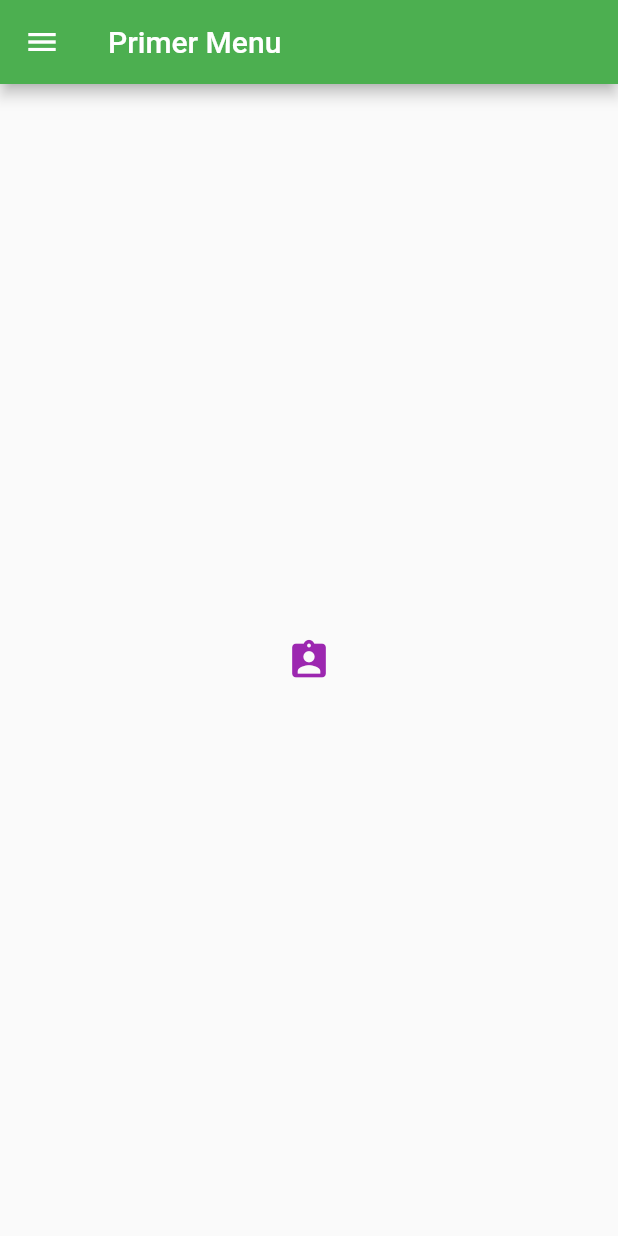
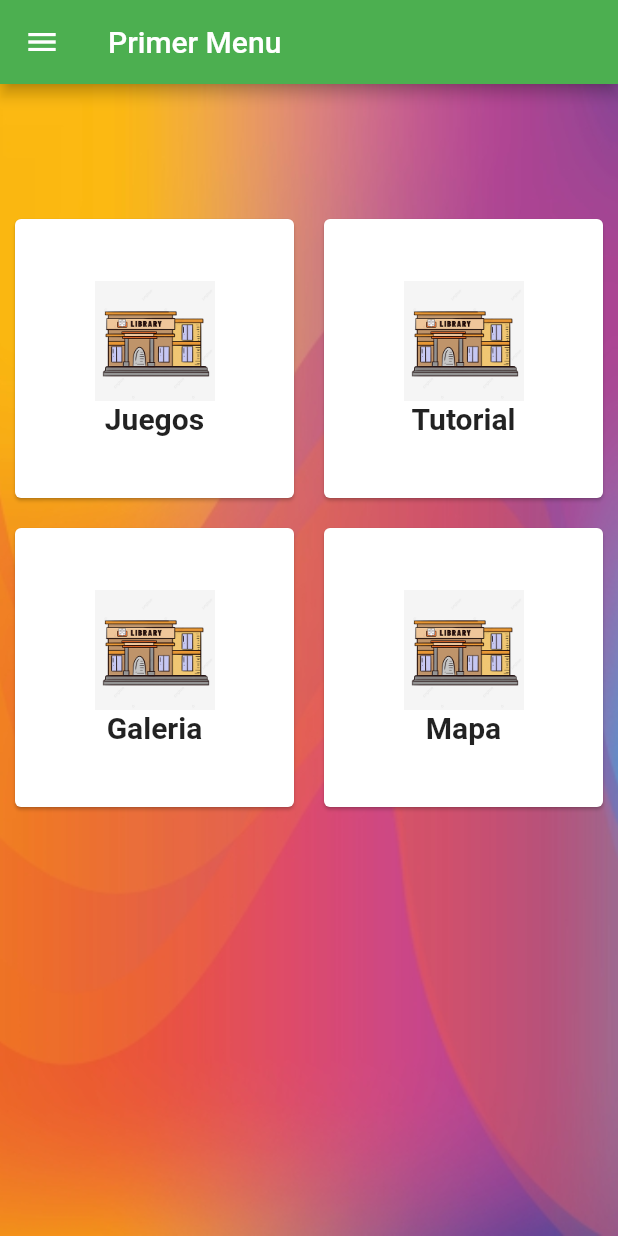
Before and after one commit to alexayala14/te2021_app, a Flutter app: the screen it shows after launch, on a phone screen of 412 x 824 dp. Run offline on Flutter 3.47's test engine with Material 2 defaults, Android fonts, the phone set to English and light mode, and no system bars; our stand-ins replace fluttertoast, google_maps_flutter.

Commit message:
botones menu principal

```diff
--- a/lib/main.dart
+++ b/lib/main.dart
@@ -5,6 +5,7 @@ import 'package:te2021_app/widgets/MenuJuegos.dart';
 import 'package:te2021_app/widgets/MenuPrincipal.dart';
 import 'package:te2021_app/widgets/Tutorial.dart';
 import 'package:te2021_app/widgets/Carmen.dart';
+import 'package:te2021_app/widgets/Mapa.dart';
 
 
 void main() {
@@ -27,6 +28,7 @@ class MyApp extends StatelessWidget {
         '/tutorial':(context) => Tutorial(),
         '/acerca':(context) => AcercaDe(),
         '/carmen':(context) => Carmen(),
+        '/mapa':(context) => Mapa(),
 
       },
     );
--- a/lib/widgets/Carmen.dart
+++ b/lib/widgets/Carmen.dart
@@ -57,7 +57,7 @@ class _CarmenState extends State<Carmen> {
                                   border: Border.all(color: Colors.white,width: 5),
                                 borderRadius: const BorderRadius.all(const Radius.circular(5)),
                                   image: DecorationImage(
-                                    image: AssetImage('assets/renacimiento.jpg',
+                                    image: AssetImage('assets/Coliseo.jpg',
                                     ),
                                   ),
                               ),
--- /dev/null
+++ b/lib/widgets/Mapa.dart
@@ -0,0 +1,73 @@
+import 'package:flutter/material.dart';
+import 'package:google_maps_flutter/google_maps_flutter.dart';
+import 'dart:async';
+
+class Mapa extends StatefulWidget {
+  @override
+  _MapaState createState() => _MapaState();
+}
+
+class _MapaState extends State<Mapa> {
+  /*Completer<GoogleMapController> _controller = Completer();
+
+  static final CameraPosition _kGooglePlex = CameraPosition(
+    target: LatLng(37.42796133580664, -122.085749655962),
+    zoom: 14.4746,
+  );
+
+  static final CameraPosition _kLake = CameraPosition(
+      bearing: 192.8334901395799,
+      target: LatLng(37.43296265331129, -122.08832357078792),
+      tilt: 59.440717697143555,
+      zoom: 19.151926040649414);
+
+  @override
+  Widget build(BuildContext context) {
+    return new Scaffold(
+      body: GoogleMap(
+        mapType: MapType.hybrid,
+        initialCameraPosition: _kGooglePlex,
+        onMapCreated: (GoogleMapController controller) {
+          _controller.complete(controller);
+        },
+      ),
+      floatingActionButton: FloatingActionButton.extended(
+        onPressed: _goToTheLake,
+        label: Text('To the lake!'),
+        icon: Icon(Icons.directions_boat),
+      ),
+    );
+  }
+
+  Future<void> _goToTheLake() async {
+    final GoogleMapController controller = await _controller.future;
+    controller.animateCamera(CameraUpdate.newCameraPosition(_kLake));
+  }
+}*/
+  late GoogleMapController mapController;
+
+  final LatLng _center = const LatLng(45.521563, -122.677433);
+
+  void _onMapCreated(GoogleMapController controller) {
+    mapController = controller;
+  }
+
+  @override
+  Widget build(BuildContext context) {
+    return MaterialApp(
+      home: Scaffold(
+        appBar: AppBar(
+          title: Text('Maps Sample App'),
+          backgroundColor: Colors.green[700],
+        ),
+        body: GoogleMap(
+          onMapCreated: _onMapCreated,
+          initialCameraPosition: CameraPosition(
+            target: _center,
+            zoom: 11.0,
+          ),
+        ),
+      ),
+    );
+  }
+}
--- a/lib/widgets/MenuLateral.dart
+++ b/lib/widgets/MenuLateral.dart
@@ -22,11 +22,17 @@ class MenuLateral extends StatelessWidget{
           Ink(
             color: Colors.indigo,
             child: new ListTile(
-              title: Text("Juegos", style: TextStyle(color: Colors.white),),
+              title: Text("Inicio", style: TextStyle(color: Colors.white),),
               onTap: (){
-                Navigator.of(context).pushNamed('/juegos');
+                Navigator.of(context).pushNamed('/');
               },
             ),
+          ),
+          new ListTile(
+            title: Text("Juegos",),
+            onTap: (){
+              Navigator.of(context).pushNamed('/juegos');
+            },
           ),
           new ListTile(
             title: Text("Galeria"),
@@ -41,6 +47,12 @@ class MenuLateral extends StatelessWidget{
             },
           ),
           new ListTile(
+            title: Text("Mapa"),
+            onTap: (){
+              Navigator.of(context).pushNamed('/mapa');
+            },
+          ),
+          new ListTile(
             title: Text("Acerca de"),
             onTap: (){
               Navigator.of(context).pushNamed('/acerca');
--- a/lib/widgets/MenuPrincipal.dart
+++ b/lib/widgets/MenuPrincipal.dart
@@ -1,8 +1,14 @@
 import 'package:flutter/material.dart';
 
 import 'MenuLateral.dart';
-
+import 'package:fluttertoast/fluttertoast.dart';
 class MenuPrincipal extends StatelessWidget {
+  List<String> events = [
+    "Juegos",
+    "Tutorial",
+    "Galeria",
+    "Mapa",
+  ];
 
   @override
   Widget build(BuildContext context) {
@@ -11,14 +17,75 @@ class MenuPrincipal extends StatelessWidget {
         title: Text('Primer Menu'),
       ),
       drawer: MenuLateral(),
-      body: Center(
-        child: IconButton(
+      body: Container(
+        decoration: BoxDecoration(
+          image: DecorationImage(
+            image: AssetImage('assets/fondo1.jpg'),fit: BoxFit.cover
+          ),
+        ),
+        child: Container(
+          margin: const EdgeInsets.only(top: 80.0),
+          child: GridView(
+            //physics: BouncingScrollPhysics(),
+            gridDelegate: SliverGridDelegateWithFixedCrossAxisCount(crossAxisCount: 2),
+            children: events.map((title){
+            return GestureDetector(
+              child: Card(
+                margin: const EdgeInsets.all(10.0),
+                child: getCardByTitle(title)),
+              onTap: (){
+                Fluttertoast.showToast(msg:title);
+                if (title=="Juegos")
+                  Navigator.of(context).pushNamed('/juegos');
+                else if(title=="Galeria")
+                  Navigator.of(context).pushNamed('/galeria');
+                else if(title=="Mapa")
+                  Navigator.of(context).pushNamed('/mapa');
+                else if(title=="Tutorial")
+                  Navigator.of(context).pushNamed('/tutorial');
+              },);
+              }).toList(),
+            ),
+    ),));
+    }
+
+    Column getCardByTitle(String title){
+      String img = "";
+      if (title=="Juegos")
+        img = "assets/libreria.jpg";
+      else if(title=="Galeria")
+        img = "assets/libreria.jpg";
+      else if(title=="Mapa")
+        img = "assets/libreria.jpg";
+      else if(title=="Tutorial")
+        img = "assets/libreria.jpg";
+      else
+        img = "assets/libreria.jpg";
+
+      return Column(
+        mainAxisAlignment: MainAxisAlignment.center,
+        children: <Widget>[
+          new Center(
+            child: Container(
+              child: new Stack(
+                children: <Widget>[
+                  new Image.asset(
+                    img,
+                    width: 80.0,
+                    height: 80.0,
+                  )
+                ],
+              )
+            ),
+          ),Text(title,style: TextStyle(fontSize: 20.0,fontWeight: FontWeight.bold),textAlign: TextAlign.center,)
+        ],
+      );
+    }
+        /*IconButton(
           icon:Icon(Icons.assignment_ind_rounded,size: 30,color: Colors.purple,),
           onPressed: (){
             Navigator.of(context).pushNamed('/juegos');
           },
-        ),
-      ),
-    );
-  }
+        ),*/
+
 }
```
Also changed, not shown: lib/widgets/Galeria.dart (+103 -3 lines), lib/widgets/MenuJuegos.dart (+9 -0 lines), pubspec.yaml (+10 -3 lines), assets/Coliseo.jpg (added), assets/fondo1.jpg (added), assets/libreria.jpg (added), pubspec.lock.
